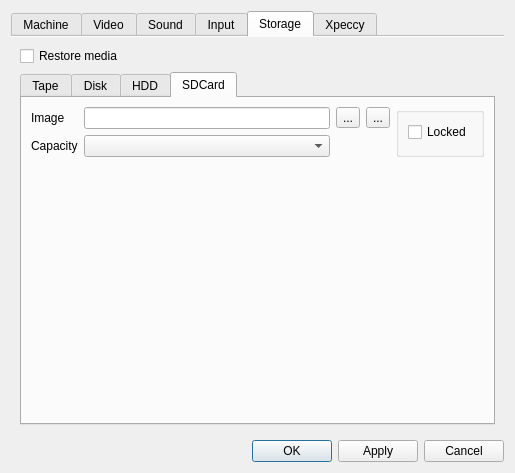
The window that ui/setupwin.ui (samstyle/Xpeccy) describes before a commit, drawn with Qt 5.
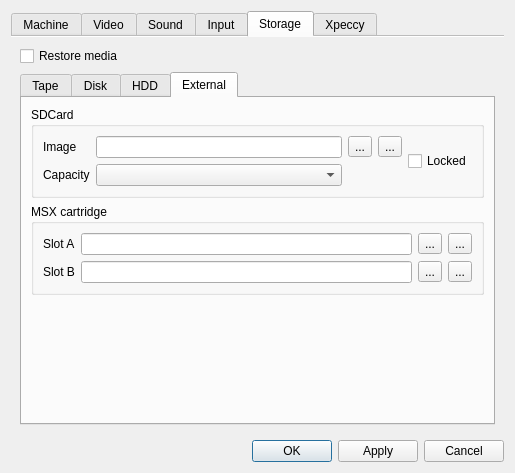
The same window after the commit. The open tabs and pages were chosen to show the change. Icons and pictures are not drawn.

Commit message: build 20150105 [+] External memory mapping [+] Load MSX cartridges

Diff of the .ui file:
```diff
--- a/ui/setupwin.ui
+++ b/ui/setupwin.ui
@@ -2427,26 +2427,17 @@
               <normaloff>:/images/sdcard.png</normaloff>:/images/sdcard.png</iconset>
             </attribute>
             <attribute name="title">
-             <string>SDCard</string>
+             <string>External</string>
             </attribute>
             <layout class="QVBoxLayout" name="verticalLayout_30">
              <item>
+              <widget class="QGroupBox" name="groupBox_8">
+               <property name="title">
+                <string>SDCard</string>
+               </property>
               <layout class="QHBoxLayout" name="horizontalLayout_28">
                <item>
                 <layout class="QGridLayout" name="gridLayout_4">
-                 <item row="2" column="1">
-                  <spacer name="verticalSpacer_26">
-                   <property name="orientation">
-                    <enum>Qt::Vertical</enum>
-                   </property>
-                   <property name="sizeHint" stdset="0">
-                    <size>
-                     <width>20</width>
-                     <height>40</height>
-                    </size>
-                   </property>
-                  </spacer>
-                 </item>
                  <item row="0" column="0">
                   <widget class="QLabel" name="label_35">
                    <property name="enabled">
@@ -2505,10 +2496,6 @@
                 </layout>
                </item>
                <item>
-                <widget class="QGroupBox" name="groupBox_8">
-                 <property name="title">
-                  <string/>
-                 </property>
                  <layout class="QVBoxLayout" name="verticalLayout_25">
                   <item>
                    <widget class="QCheckBox" name="sdlock">
@@ -2517,23 +2504,91 @@
                     </property>
                    </widget>
                   </item>
+                 </layout>
+                </item>
+               </layout>
+              </widget>
+             </item>
                   <item>
-                   <spacer name="verticalSpacer_25">
-                    <property name="orientation">
-                     <enum>Qt::Vertical</enum>
-                    </property>
-                    <property name="sizeHint" stdset="0">
-                     <size>
-                      <width>20</width>
-                      <height>40</height>
-                     </size>
-                    </property>
-                   </spacer>
-                  </item>
-                 </layout>
-                </widget>
-               </item>
-              </layout>
+              <widget class="QGroupBox" name="groupBox_11">
+               <property name="title">
+                <string>MSX cartridge</string>
+               </property>
+               <layout class="QGridLayout" name="gridLayout_7">
+                <item row="1" column="0">
+                 <widget class="QLabel" name="label_28">
+                  <property name="text">
+                   <string>Slot B</string>
+                  </property>
+                 </widget>
+                </item>
+                <item row="0" column="2">
+                 <widget class="QToolButton" name="cSlotAOpen">
+                  <property name="text">
+                   <string>...</string>
+                  </property>
+                  <property name="icon">
+                   <iconset resource="../xpeccy.qrc">
+                    <normaloff>:/images/fileopen.png</normaloff>:/images/fileopen.png</iconset>
+                  </property>
+                 </widget>
+                </item>
+                <item row="0" column="3">
+                 <widget class="QToolButton" name="cSlotAEject">
+                  <property name="text">
+                   <string>...</string>
+                  </property>
+                  <property name="icon">
+                   <iconset resource="../xpeccy.qrc">
+                    <normaloff>:/images/cancel.png</normaloff>:/images/cancel.png</iconset>
+                  </property>
+                 </widget>
+                </item>
+                <item row="0" column="1">
+                 <widget class="QLineEdit" name="cSlotAName">
+                  <property name="readOnly">
+                   <bool>true</bool>
+                  </property>
+                 </widget>
+                </item>
+                <item row="0" column="0">
+                 <widget class="QLabel" name="label_27">
+                  <property name="text">
+                   <string>Slot A</string>
+                  </property>
+                 </widget>
+                </item>
+                <item row="1" column="1">
+                 <widget class="QLineEdit" name="cSlotBName">
+                  <property name="readOnly">
+                   <bool>true</bool>
+                  </property>
+                 </widget>
+                </item>
+                <item row="1" column="2">
+                 <widget class="QToolButton" name="cSlotBOpen">
+                  <property name="text">
+                   <string>...</string>
+                  </property>
+                  <property name="icon">
+                   <iconset resource="../xpeccy.qrc">
+                    <normaloff>:/images/fileopen.png</normaloff>:/images/fileopen.png</iconset>
+                  </property>
+                 </widget>
+                </item>
+                <item row="1" column="3">
+                 <widget class="QToolButton" name="cSlotBEject">
+                  <property name="text">
+                   <string>...</string>
+                  </property>
+                  <property name="icon">
+                   <iconset resource="../xpeccy.qrc">
+                    <normaloff>:/images/cancel.png</normaloff>:/images/cancel.png</iconset>
+                  </property>
+                 </widget>
+                </item>
+               </layout>
+              </widget>
              </item>
              <item>
               <spacer name="verticalSpacer">
@@ -2543,7 +2598,7 @@
                <property name="sizeHint" stdset="0">
                 <size>
                  <width>20</width>
-                 <height>304</height>
+                 <height>129</height>
                 </size>
                </property>
               </spacer>
```
Left out of the diff: 48 changed lines with no effect on the pictures. Lines whose indentation alone changed are shown as unchanged. The commit also changes 12 other files.
